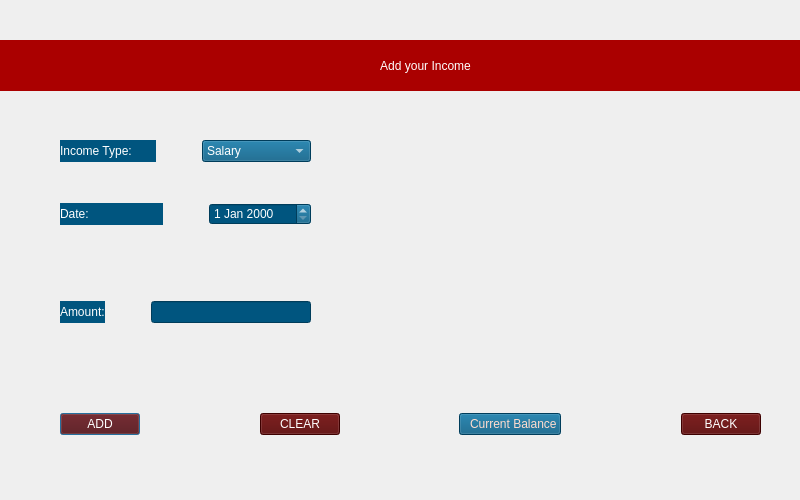
Before: the Qt Designer form incomebox.ui in Cyb3rSoldier/Finance-Manager, drawn with Qt 5.
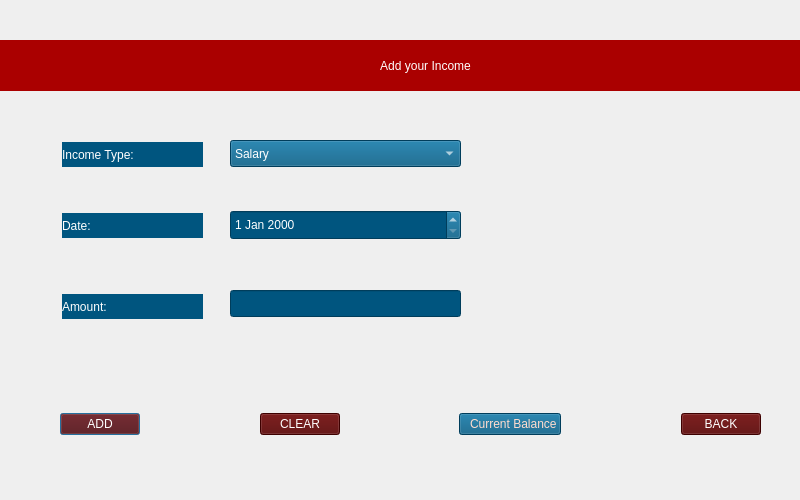
After: the same form once the commit is applied. Icons and pictures are not drawn.

Diff of the .ui file:
```diff
--- a/incomebox.ui
+++ b/incomebox.ui
@@ -13,6 +13,84 @@
   <property name="windowTitle">
    <string>Dialog</string>
   </property>
+  <widget class="QLabel" name="label3">
+   <property name="geometry">
+    <rect>
+     <x>62</x>
+     <y>294</y>
+     <width>141</width>
+     <height>25</height>
+    </rect>
+   </property>
+   <property name="styleSheet">
+    <string notr="true">background-color: rgb(0, 85, 127);
+color: rgb(255, 255, 255);
+font: 12pt &quot;Impact&quot;;</string>
+   </property>
+   <property name="text">
+    <string>Amount:</string>
+   </property>
+   <property name="alignment">
+    <set>Qt::AlignmentFlag::AlignLeading|Qt::AlignmentFlag::AlignLeft|Qt::AlignmentFlag::AlignVCenter</set>
+   </property>
+   <property name="margin">
+    <number>3</number>
+   </property>
+  </widget>
+  <widget class="QLineEdit" name="lineEdit">
+   <property name="geometry">
+    <rect>
+     <x>230</x>
+     <y>290</y>
+     <width>231</width>
+     <height>27</height>
+    </rect>
+   </property>
+   <property name="styleSheet">
+    <string notr="true">font: 12pt &quot;Impact&quot;;
+background-color: rgb(0, 85, 127);
+color: rgb(255, 255, 255);</string>
+   </property>
+  </widget>
+  <widget class="QLabel" name="incomebox">
+   <property name="geometry">
+    <rect>
+     <x>62</x>
+     <y>142</y>
+     <width>141</width>
+     <height>25</height>
+    </rect>
+   </property>
+   <property name="styleSheet">
+    <string notr="true">background-color: rgb(0, 85, 127);
+color: rgb(255, 255, 255);
+font: 12pt &quot;Impact&quot;;</string>
+   </property>
+   <property name="text">
+    <string>Income Type:</string>
+   </property>
+   <property name="alignment">
+    <set>Qt::AlignmentFlag::AlignLeading|Qt::AlignmentFlag::AlignLeft|Qt::AlignmentFlag::AlignVCenter</set>
+   </property>
+   <property name="margin">
+    <number>3</number>
+   </property>
+  </widget>
+  <widget class="QDateEdit" name="date1">
+   <property name="geometry">
+    <rect>
+     <x>230</x>
+     <y>210</y>
+     <width>231</width>
+     <height>30</height>
+    </rect>
+   </property>
+   <property name="styleSheet">
+    <string notr="true">font: 12pt &quot;Impact&quot;;
+color: rgb(255, 255, 255);
+background-color: rgb(0, 85, 127);</string>
+   </property>
+  </widget>
   <widget class="QLabel" name="label1">
    <property name="geometry">
     <rect>
@@ -42,6 +120,81 @@
     <number>0</number>
    </property>
   </widget>
+  <widget class="QComboBox" name="comboBox">
+   <property name="geometry">
+    <rect>
+     <x>230</x>
+     <y>140</y>
+     <width>231</width>
+     <height>27</height>
+    </rect>
+   </property>
+   <property name="styleSheet">
+    <string notr="true">background-color: rgb(0, 85, 127);
+color: rgb(255, 255, 255);
+font: 12pt &quot;Impact&quot;;
+background-color: rgb(0, 85, 127);</string>
+   </property>
+   <item>
+    <property name="text">
+     <string>Salary</string>
+    </property>
+   </item>
+   <item>
+    <property name="text">
+     <string>Savings</string>
+    </property>
+   </item>
+   <item>
+    <property name="text">
+     <string>Freelance </string>
+    </property>
+   </item>
+   <item>
+    <property name="text">
+     <string>Commission</string>
+    </property>
+   </item>
+   <item>
+    <property name="text">
+     <string>Rental Income</string>
+    </property>
+   </item>
+   <item>
+    <property name="text">
+     <string>Gifts</string>
+    </property>
+   </item>
+   <item>
+    <property name="text">
+     <string>Others</string>
+    </property>
+   </item>
+  </widget>
+  <widget class="QLabel" name="label2">
+   <property name="geometry">
+    <rect>
+     <x>62</x>
+     <y>213</y>
+     <width>141</width>
+     <height>25</height>
+    </rect>
+   </property>
+   <property name="styleSheet">
+    <string notr="true">background-color: rgb(0, 85, 127);
+color: rgb(255, 255, 255);
+font: 12pt &quot;Impact&quot;;</string>
+   </property>
+   <property name="text">
+    <string>Date:</string>
+   </property>
+   <property name="alignment">
+    <set>Qt::AlignmentFlag::AlignLeading|Qt::AlignmentFlag::AlignLeft|Qt::AlignmentFlag::AlignVCenter</set>
+   </property>
+   <property name="margin">
+    <number>3</number>
+   </property>
+  </widget>
   <widget class="QWidget" name="">
    <property name="geometry">
     <rect>
@@ -152,240 +305,6 @@
     </item>
    </layout>
   </widget>
-  <widget class="QWidget" name="">
-   <property name="geometry">
-    <rect>
-     <x>60</x>
-     <y>140</y>
-     <width>251</width>
-     <height>183</height>
-    </rect>
-   </property>
-   <layout class="QVBoxLayout" name="verticalLayout">
-    <item>
-     <layout class="QHBoxLayout" name="horizontalLayout">
-      <item>
-       <widget class="QLabel" name="incomebox">
-        <property name="styleSheet">
-         <string notr="true">background-color: rgb(0, 85, 127);
-color: rgb(255, 255, 255);
-font: 12pt &quot;Impact&quot;;</string>
-        </property>
-        <property name="text">
-         <string>Income Type:</string>
-        </property>
-        <property name="alignment">
-         <set>Qt::AlignmentFlag::AlignLeading|Qt::AlignmentFlag::AlignLeft|Qt::AlignmentFlag::AlignVCenter</set>
-        </property>
-        <property name="margin">
-         <number>3</number>
-        </property>
-       </widget>
-      </item>
-      <item>
-       <spacer name="horizontalSpacer">
-        <property name="orientation">
-         <enum>Qt::Orientation::Horizontal</enum>
-        </property>
-        <property name="sizeType">
-         <enum>QSizePolicy::Policy::Maximum</enum>
-        </property>
-        <property name="sizeHint" stdset="0">
-         <size>
-          <width>40</width>
-          <height>20</height>
-         </size>
-        </property>
-       </spacer>
-      </item>
-      <item>
-       <widget class="QComboBox" name="comboBox">
-        <property name="styleSheet">
-         <string notr="true">background-color: rgb(0, 85, 127);
-color: rgb(255, 255, 255);
-font: 12pt &quot;Impact&quot;;
-background-color: rgb(0, 85, 127);</string>
-        </property>
-        <item>
-         <property name="text">
-          <string>Salary</string>
-         </property>
-        </item>
-        <item>
-         <property name="text">
-          <string>Savings</string>
-         </property>
-        </item>
-        <item>
-         <property name="text">
-          <string>Freelance </string>
-         </property>
-        </item>
-        <item>
-         <property name="text">
-          <string>Commission</string>
-         </property>
-        </item>
-        <item>
-         <property name="text">
-          <string>Rental Income</string>
-         </property>
-        </item>
-        <item>
-         <property name="text">
-          <string>Gifts</string>
-         </property>
-        </item>
-        <item>
-         <property name="text">
-          <string>Others</string>
-         </property>
-        </item>
-       </widget>
-      </item>
-     </layout>
-    </item>
-    <item>
-     <spacer name="verticalSpacer">
-      <property name="orientation">
-       <enum>Qt::Orientation::Vertical</enum>
-      </property>
-      <property name="sizeType">
-       <enum>QSizePolicy::Policy::Maximum</enum>
-      </property>
-      <property name="sizeHint" stdset="0">
-       <size>
-        <width>20</width>
-        <height>40</height>
-       </size>
-      </property>
-     </spacer>
-    </item>
-    <item>
-     <layout class="QHBoxLayout" name="horizontalLayout_2">
-      <item>
-       <widget class="QLabel" name="label2">
-        <property name="styleSheet">
-         <string notr="true">background-color: rgb(0, 85, 127);
-color: rgb(255, 255, 255);
-font: 12pt &quot;Impact&quot;;</string>
-        </property>
-        <property name="text">
-         <string>Date:</string>
-        </property>
-        <property name="alignment">
-         <set>Qt::AlignmentFlag::AlignLeading|Qt::AlignmentFlag::AlignLeft|Qt::AlignmentFlag::AlignVCenter</set>
-        </property>
-        <property name="margin">
-         <number>3</number>
-        </property>
-       </widget>
-      </item>
-      <item>
-       <spacer name="horizontalSpacer_2">
-        <property name="orientation">
-         <enum>Qt::Orientation::Horizontal</enum>
-        </property>
-        <property name="sizeType">
-         <enum>QSizePolicy::Policy::Maximum</enum>
-        </property>
-        <property name="sizeHint" stdset="0">
-         <size>
-          <width>40</width>
-          <height>20</height>
-         </size>
-        </property>
-       </spacer>
-      </item>
-      <item>
-       <widget class="QDateEdit" name="date1">
-        <property name="styleSheet">
-         <string notr="true">font: 12pt &quot;Impact&quot;;
-color: rgb(255, 255, 255);
-background-color: rgb(0, 85, 127);</string>
-        </property>
-       </widget>
-      </item>
-     </layout>
-    </item>
-    <item>
-     <spacer name="verticalSpacer_3">
-      <property name="orientation">
-       <enum>Qt::Orientation::Vertical</enum>
-      </property>
-      <property name="sizeHint" stdset="0">
-       <size>
-        <width>20</width>
-        <height>40</height>
-       </size>
-      </property>
-     </spacer>
-    </item>
-    <item>
-     <spacer name="verticalSpacer_2">
-      <property name="orientation">
-       <enum>Qt::Orientation::Vertical</enum>
-      </property>
-      <property name="sizeType">
-       <enum>QSizePolicy::Policy::Ignored</enum>
-      </property>
-      <property name="sizeHint" stdset="0">
-       <size>
-        <width>20</width>
-        <height>40</height>
-       </size>
-      </property>
-     </spacer>
-    </item>
-    <item>
-     <layout class="QHBoxLayout" name="horizontalLayout_3">
-      <item>
-       <widget class="QLabel" name="label3">
-        <property name="styleSheet">
-         <string notr="true">background-color: rgb(0, 85, 127);
-color: rgb(255, 255, 255);
-font: 12pt &quot;Impact&quot;;</string>
-        </property>
-        <property name="text">
-         <string>Amount:</string>
-        </property>
-        <property name="alignment">
-         <set>Qt::AlignmentFlag::AlignLeading|Qt::AlignmentFlag::AlignLeft|Qt::AlignmentFlag::AlignVCenter</set>
-        </property>
-        <property name="margin">
-         <number>3</number>
-        </property>
-       </widget>
-      </item>
-      <item>
-       <spacer name="horizontalSpacer_3">
-        <property name="orientation">
-         <enum>Qt::Orientation::Horizontal</enum>
-        </property>
-        <property name="sizeType">
-         <enum>QSizePolicy::Policy::Maximum</enum>
-        </property>
-        <property name="sizeHint" stdset="0">
-         <size>
-          <width>40</width>
-          <height>20</height>
-         </size>
-        </property>
-       </spacer>
-      </item>
-      <item>
-       <widget class="QLineEdit" name="lineEdit">
-        <property name="styleSheet">
-         <string notr="true">font: 12pt &quot;Impact&quot;;
-background-color: rgb(0, 85, 127);
-color: rgb(255, 255, 255);</string>
-        </property>
-       </widget>
-      </item>
-     </layout>
-    </item>
-   </layout>
-  </widget>
  </widget>
  <resources/>
  <connections/>
```
